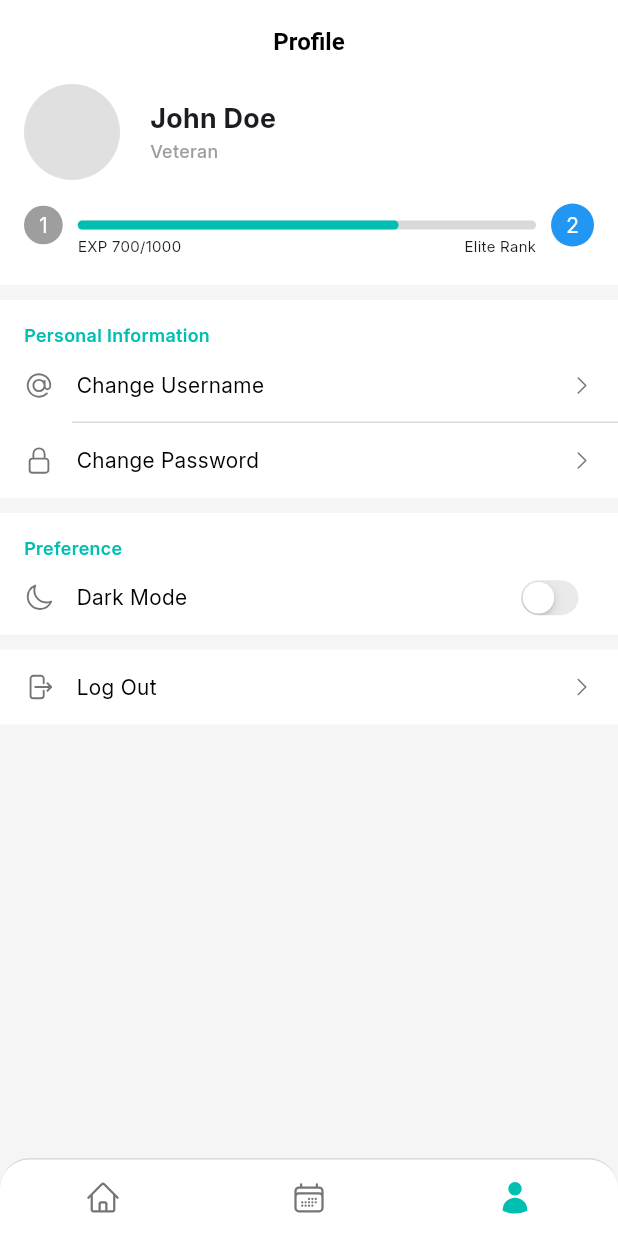
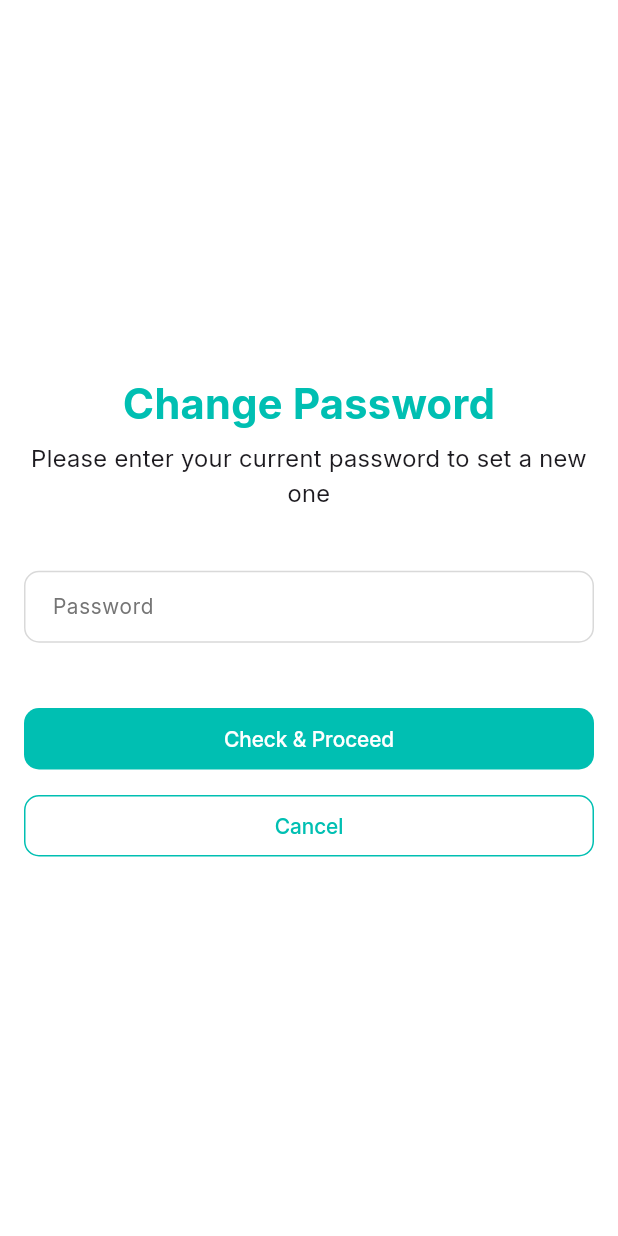
Before and after one commit to bryanfks-dev/Courtly, a Flutter app: the screen it shows after launch, item 3 of the bottom bar chosen, after a tap on "Change Password", on a phone screen of 412 x 824 dp. Run offline on Flutter 3.47's test engine with Material 3 defaults, Android fonts, the phone set to English and light mode, and no system bars; our stand-ins replace flutter_svg, heroicons, introduction_screen, shared_preferences, sticky_headers, vector_graphics; network calls fail.

Commit message:
add change password UI

```diff
--- a/lib/main.dart
+++ b/lib/main.dart
@@ -1,5 +1,6 @@
 import 'package:courtly/core/config/app_themes.dart';
 import 'package:courtly/data/repository/theme_repository.dart';
+import 'package:courtly/presentation/pages/change_password.dart';
 import 'package:courtly/presentation/pages/change_username.dart';
 import 'package:courtly/presentation/pages/choose_payment.dart';
 import 'package:courtly/presentation/pages/login.dart';
@@ -54,6 +55,7 @@ class _MyApp extends State<MyApp> {
                 Routes.paymentDetail: (context) => const PaymentDetailPage(),
                 Routes.choosePayment: (context) => ChoosePaymentPage(),
                 Routes.changeUsername: (context) => ChangeUsernamePage(),
+                Routes.changePassword: (context) => const ChangePasswordPage(),
               },
               home: const AppScaffold());
         },
--- /dev/null
+++ b/lib/presentation/pages/change_password.dart
@@ -0,0 +1,215 @@
+import 'package:courtly/core/config/app_color_extension.dart';
+import 'package:courtly/core/constants/constants.dart';
+import 'package:courtly/presentation/widgets/primary_button.dart';
+import 'package:courtly/presentation/widgets/secondary_button.dart';
+import 'package:flutter/material.dart';
+
+class ChangePasswordPage extends StatefulWidget {
+  const ChangePasswordPage({super.key});
+
+  @override
+  State<ChangePasswordPage> createState() => _ChangePasswordPage();
+}
+
+class _ChangePasswordPage extends State<ChangePasswordPage> {
+  /// [_formKeys] is the map of form keys.
+  /// This keys is used to store the register form keys.
+  final Map<String, GlobalKey<FormState>> _formKeys = {
+    "oldPassword": GlobalKey<FormState>(),
+    "newPassword": GlobalKey<FormState>(),
+  };
+
+  /// [_textInputControllers] is the register form controllers.
+  /// This controllers is used to store the register form controllers.
+  final Map<String, TextEditingController> _textInputControllers = {
+    "oldPassword": TextEditingController(),
+    "newPassword": TextEditingController(),
+    "confirmPassword": TextEditingController(),
+  };
+
+  /// [_currentStep] is the current register step.
+  /// This is set to 0 by default.
+  int _currentStep = 0;
+
+  /// [_nextStep] is a function to go to the next step.
+  ///
+  /// - Returns: void
+  void _nextStep() {
+    setState(() {
+      _currentStep++;
+    });
+  }
+
+  @override
+  Widget build(BuildContext context) {
+    /// [colorExt] is the color extension of the application.
+    final AppColorsExtension colorExt =
+        Theme.of(context).extension<AppColorsExtension>()!;
+
+    /// [changePasswordSteps] is the list of steps for changing password.
+    /// This list is used to store the steps of changing password.
+    final List<Widget> changePasswordSteps = [
+      Column(
+        mainAxisAlignment: MainAxisAlignment.center,
+        children: [
+          Text(
+            "Change Password",
+            style: TextStyle(
+                fontSize: 28,
+                color: colorExt.primary,
+                fontWeight: FontWeight.bold),
+          ),
+          const SizedBox(
+            height: 5,
+          ),
+          const Text(
+            "Please enter your current password to set a new one",
+            textAlign: TextAlign.center,
+            style: TextStyle(fontSize: 16),
+          ),
+          const SizedBox(
+            height: 40,
+          ),
+          Form(
+            key: _formKeys["oldPassword"],
+            child: Column(
+              children: [
+                TextFormField(
+                    controller: _textInputControllers["oldPassword"],
+                    style: const TextStyle(fontSize: 14),
+                    decoration: const InputDecoration(
+                      label: Text("Password"),
+                      contentPadding:
+                          EdgeInsets.symmetric(vertical: 0, horizontal: 15),
+                    )),
+                const SizedBox(
+                  height: 40,
+                ),
+                Column(
+                  children: [
+                    PrimaryButton(
+                      onPressed: () {
+                        // Move to next step
+                        _nextStep();
+                      },
+                      style: ButtonStyle(
+                        minimumSize:
+                            WidgetStateProperty.all(const Size.fromHeight(0)),
+                      ),
+                      child: const Text("Check & Proceed"),
+                    ),
+                    const SizedBox(
+                      height: 10,
+                    ),
+                    SecondaryButton(
+                        onPressed: () {
+                          Navigator.pop(context);
+                        },
+                        style: ButtonStyle(
+                          minimumSize:
+                              WidgetStateProperty.all(const Size.fromHeight(0)),
+                        ),
+                        child: const Text("Cancel")),
+                  ],
+                )
+              ],
+            ),
+          ),
+        ],
+      ),
+      Column(
+        mainAxisAlignment: MainAxisAlignment.center,
+        children: [
+          Text(
+            "Change Password",
+            style: TextStyle(
+                fontSize: 28,
+                color: colorExt.primary,
+                fontWeight: FontWeight.bold),
+          ),
+          const SizedBox(
+            height: 5,
+          ),
+          const Text(
+            "Create a strong & unique password to keep your information safe!",
+            textAlign: TextAlign.center,
+            style: TextStyle(fontSize: 16),
+          ),
+          const SizedBox(
+            height: 40,
+          ),
+          Form(
+            key: _formKeys["newPassword"],
+            child: Column(
+              children: [
+                Column(
+                  children: [
+                    TextFormField(
+                        controller: _textInputControllers["newPassword"],
+                        style: const TextStyle(fontSize: 14),
+                        obscureText: true,
+                        enableSuggestions: false,
+                        autocorrect: false,
+                        decoration: const InputDecoration(
+                          label: Text("New Password"),
+                          contentPadding:
+                              EdgeInsets.symmetric(vertical: 0, horizontal: 15),
+                        )),
+                    const SizedBox(
+                      height: 10,
+                    ),
+                    TextFormField(
+                        controller: _textInputControllers["confirmPassword"],
+                        style: const TextStyle(fontSize: 14),
+                        obscureText: true,
+                        enableSuggestions: false,
+                        autocorrect: false,
+                        decoration: const InputDecoration(
+                          label: Text("Confirm Password"),
+                          contentPadding:
+                              EdgeInsets.symmetric(vertical: 0, horizontal: 15),
+                        ))
+                  ],
+                ),
+                const SizedBox(
+                  height: 40,
+                ),
+                Column(
+                  children: [
+                    PrimaryButton(
+                      onPressed: () {},
+                      style: ButtonStyle(
+                        minimumSize:
+                            WidgetStateProperty.all(const Size.fromHeight(0)),
+                      ),
+                      child: const Text("Change"),
+                    ),
+                    const SizedBox(
+                      height: 10,
+                    ),
+                    SecondaryButton(
+                        onPressed: () {
+                          Navigator.pop(context);
+                        },
+                        style: ButtonStyle(
+                          minimumSize:
+                              WidgetStateProperty.all(const Size.fromHeight(0)),
+                        ),
+                        child: const Text("Cancel")),
+                  ],
+                )
+              ],
+            ),
+          ),
+        ],
+      )
+    ];
+
+    return Scaffold(
+        backgroundColor: colorExt.background,
+        body: SafeArea(
+            minimum:
+                const EdgeInsets.symmetric(horizontal: PAGE_PADDING_MOBILE),
+            child: changePasswordSteps[_currentStep]));
+  }
+}
--- a/lib/presentation/pages/logged_in_profile.dart
+++ b/lib/presentation/pages/logged_in_profile.dart
@@ -240,7 +240,9 @@ class LoggedInProfile extends StatelessWidget {
           ProfileMenu(
               iconData: HeroIcons.lockClosed,
               title: "Change Password",
-              onTap: () {}),
+              onTap: () {
+                Navigator.pushNamed(context, Routes.changePassword);
+              }),
         ]),
         const SizedBox(
           height: 10,
--- a/lib/presentation/pages/register.dart
+++ b/lib/presentation/pages/register.dart
@@ -66,7 +66,8 @@ class _RegisterPage extends State<RegisterPage> {
   @override
   Widget build(BuildContext context) {
     /// [colorExt] is the color extension of the application.
-    final AppColorsExtension colorExt = Theme.of(context).extension()!;
+    final AppColorsExtension colorExt =
+        Theme.of(context).extension<AppColorsExtension>()!;
 
     /// [registerSteps] is the list of register steps.
     /// This list is used to store the register form contents.
--- a/lib/routes/routes.dart
+++ b/lib/routes/routes.dart
@@ -8,4 +8,5 @@ class Routes {
   static const String paymentDetail = "/payment-detail";
   static const String choosePayment = "/choose-payment";
   static const String changeUsername = "/change-username";
+  static const String changePassword = "/change-password";
 }
```
